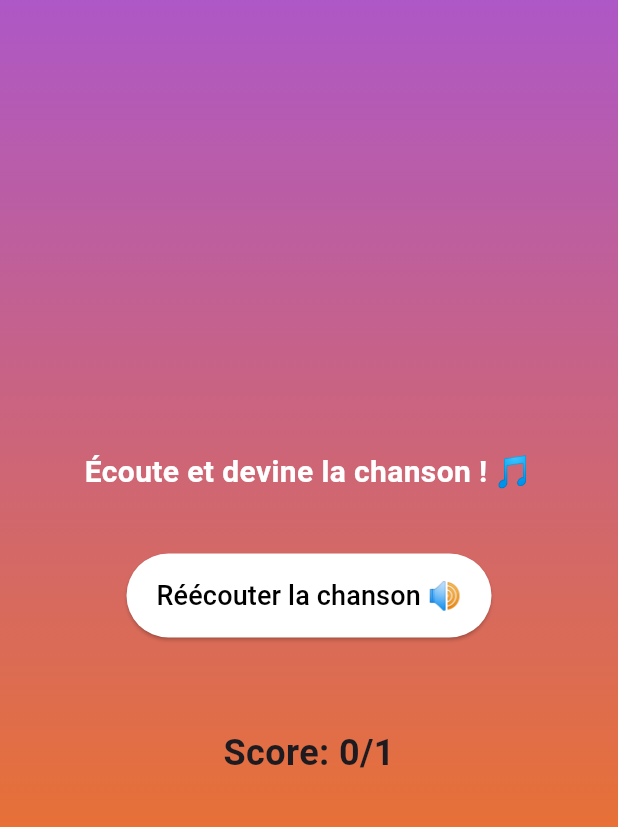
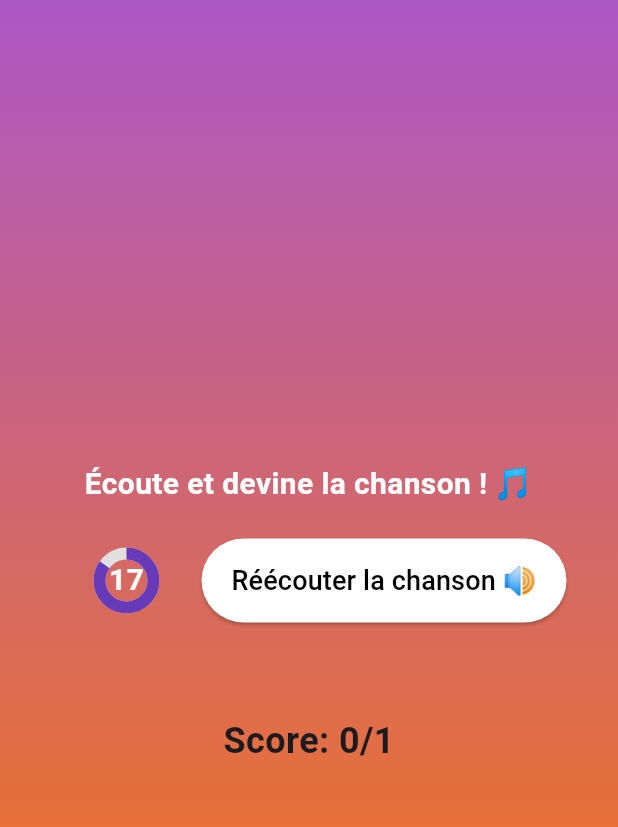
Before and after one commit to m1miage-cherkaha/flutter-blindtest, a Flutter app: the GameStarted screen opened directly with empty values, after a tap on "Réécouter la chanson 🔊", on a phone screen of 412 x 824 dp, the part 135-962 px from its top. Run offline on Flutter 3.47's test engine with Material 3 defaults, Android fonts, the phone set to English and light mode, and no system bars; our stand-ins replace audioplayers, shared_preferences; accounts and stored records are empty.

Commit message:
added singletons and TimerWidget

```diff
--- a/lib/pages/game_started.dart
+++ b/lib/pages/game_started.dart
@@ -1,7 +1,6 @@
-import 'package:blind_test/services/audioService.dart';
 import 'package:blind_test/services/gameService.dart';
-import 'package:blind_test/services/scoreService.dart';
 import 'package:blind_test/widgets/background_layout.dart';
+import 'package:blind_test/widgets/countdowntimer.dart';
 import 'package:flutter/material.dart';
 import '../models/songs.dart';
 
@@ -20,13 +19,13 @@ class GameStarted extends StatefulWidget {
 }
 
 class _GameStartedState extends State<GameStarted> {
-  late GameService _gameService;
+  late final GameService _gameService;
+
   @override
   void initState() {
     super.initState();
-    _gameService = GameService(scoreservice: Scoreservice());
+    _gameService = GameService();
     _gameService.initializeGame(widget.category, allSongs);
-
   }
 
   @override
@@ -36,14 +35,17 @@ class _GameStartedState extends State<GameStarted> {
   }
 
   void _showGameOverDialog() async {
-    final save = await _gameService.scoreservice.saveBestScore(_gameService.score);
-    final bestScore = await _gameService.scoreservice.getBestScore();
+    await _gameService.scoreService.saveBestScore(_gameService.score);
+    final bestScore = await _gameService.scoreService.getBestScore();
     showDialog(
       context: context,
-      builder: (context) => AlertDialog(
+      builder:
+          (context) => AlertDialog(
             title: Text('Le jeu est terminé'),
-        content: Text('Ton score: ${_gameService.score}/${_gameService.maxQuestions}\n'
-        'Meilleur Score : $bestScore'),
+            content: Text(
+              'Ton score: ${_gameService.score}/${_gameService.maxQuestions}\n'
+              'Meilleur Score : $bestScore',
+            ),
             actions: [
               TextButton(
                 onPressed: () {
@@ -78,6 +80,26 @@ class _GameStartedState extends State<GameStarted> {
                   ),
                 ),
               ),
+              //Timer
+              Row(
+                mainAxisAlignment: MainAxisAlignment.center,
+                crossAxisAlignment: CrossAxisAlignment.center,
+                children: [
+                  CountdownTimer(
+                    key: ValueKey(_gameService.currentIndex),
+                    duration: 20,
+                    onFinished: () {
+                      // Si l'utilisateur n'a pas répondu à temps
+                      if (_gameService.selectedAnswer == '') {
+                        _gameService.checkAnswer(
+                          '',
+                          setState,
+                          _showGameOverDialog,
+                        );
+                      }
+                    },
+                  ),
+                  const SizedBox(height: 20),
                   const SizedBox(height: 40),
                   ElevatedButton(
                     onPressed: _gameService.playCurrentSong,
@@ -95,21 +117,27 @@ class _GameStartedState extends State<GameStarted> {
                     ),
                   ),
                   const SizedBox(height: 20),
+                ],
+              ),
               ..._gameService.possibleAnswers.map((song) {
                 return Padding(
                   padding: const EdgeInsets.symmetric(vertical: 10),
                   child: Container(
                     width: 350,
                     child: ElevatedButton(
-                      onPressed: () => _gameService.checkAnswer(
+                      onPressed:
+                          () => _gameService.checkAnswer(
                             song.title,
                             setState,
                             _showGameOverDialog,
                           ),
                       style: ElevatedButton.styleFrom(
                         padding: const EdgeInsets.symmetric(vertical: 20),
-                        backgroundColor: _gameService.selectedAnswer == song.title
-                            ? (_gameService.isAnswerCorrect ? Colors.green : Colors.red)
+                        backgroundColor:
+                            _gameService.selectedAnswer == song.title
+                                ? (_gameService.isAnswerCorrect
+                                    ? Colors.green
+                                    : Colors.red)
                                 : Colors.white,
                         foregroundColor: Colors.black87,
                         shape: RoundedRectangleBorder(
--- a/lib/services/gameService.dart
+++ b/lib/services/gameService.dart
@@ -3,8 +3,8 @@ import 'package:blind_test/services/audioService.dart';
 import 'package:blind_test/services/scoreService.dart';
 
 class GameService {
-  //AJOUTER SINGLETON ICI
-  final Scoreservice scoreservice;
+  final Scoreservice scoreService = Scoreservice();
+  final AudioService audioService = AudioService();
   List<Song> categorySongs = [];
   late Song currentSong;
   List<Song> possibleAnswers = [];
@@ -13,8 +13,6 @@ class GameService {
   String selectedAnswer = '';
   bool isAnswerCorrect = false;
   final int maxQuestions = 5;
-
-  GameService({required this.scoreservice});
 
   void initializeGame(String category, List<Song> allSongs) {
     categorySongs = allSongs.where((song) => song.category == category).toList();
@@ -39,7 +37,7 @@ class GameService {
   }
 
   Future<void> playCurrentSong() async {
-    await AudioService().playCurrentSong(currentSong);
+    await audioService.playCurrentSong(currentSong);
   }
 
   void checkAnswer(String answer, Function setState, Function showGameOver) {
@@ -58,8 +56,8 @@ class GameService {
         _loadNextSong();
         setState(() {});
       } else {
-        AudioService().stop();
-        scoreservice.saveBestScore(score);
+        audioService.stop();
+        scoreService.saveBestScore(score);
         showGameOver();
       }
     });
@@ -70,6 +68,6 @@ class GameService {
   }
 
   void dispose() {
-    AudioService().dispose();
+    audioService.dispose();
   }
 }
--- a/lib/services/scoreService.dart
+++ b/lib/services/scoreService.dart
@@ -2,7 +2,11 @@ import 'package:shared_preferences/shared_preferences.dart';
 
 class Scoreservice{
 
-  //Ajouter Singleton ICI
+  //SINGLETON
+  static final Scoreservice _sharedInstance = Scoreservice._internal();
+  factory Scoreservice()  => _sharedInstance;
+  Scoreservice._internal();
+
   static const String _bestScoreKey = 'best_score';
 
   Future<int> saveBestScore(int score) async {
--- /dev/null
+++ b/lib/widgets/countdowntimer.dart
@@ -0,0 +1,67 @@
+import 'dart:async';
+import 'package:flutter/material.dart';
+
+class CountdownTimer extends StatefulWidget {
+  final int duration;
+  final VoidCallback? onFinished;
+
+  const CountdownTimer({
+    Key? key,
+    this.duration = 20,
+    this.onFinished,
+  }) : super(key: key);
+
+  @override
+  _CountdownTimerState createState() => _CountdownTimerState();
+}
+
+class _CountdownTimerState extends State<CountdownTimer> {
+  int _remaining = 20;
+  Timer? _timer;
+
+  @override
+  void initState() {
+    super.initState();
+    _startCountdown();
+  }
+
+  void _startCountdown() {
+    _remaining = widget.duration;
+    _timer = Timer.periodic(Duration(seconds: 1), (timer) {
+      if (_remaining > 0) {
+        setState(() {
+          _remaining--;
+        });
+      } else {
+        timer.cancel(); // arrêter le timer proprement
+        if(widget.onFinished != null){
+          widget.onFinished!();
+        }
+      }
+    });
+  }
+
+  @override
+  Widget build(BuildContext context) {
+    return SizedBox(
+      width: 100,
+      height: 100,
+      child: Stack(
+        alignment: Alignment.center,
+        children: [
+          //Cercle de progression
+          CircularProgressIndicator(
+            value: _remaining / widget.duration,
+            strokeWidth: 8,
+            backgroundColor: Colors.grey[300],
+            valueColor: AlwaysStoppedAnimation<Color>(Colors.deepPurple),
+          ),
+          Text(
+            '$_remaining',
+            style: const TextStyle(fontSize: 20, fontWeight: FontWeight.bold,color: Colors.white),
+          ),
+        ],
+      ),
+    );
+  }
+}
```
Lines whose indentation alone changed are shown as unchanged.
